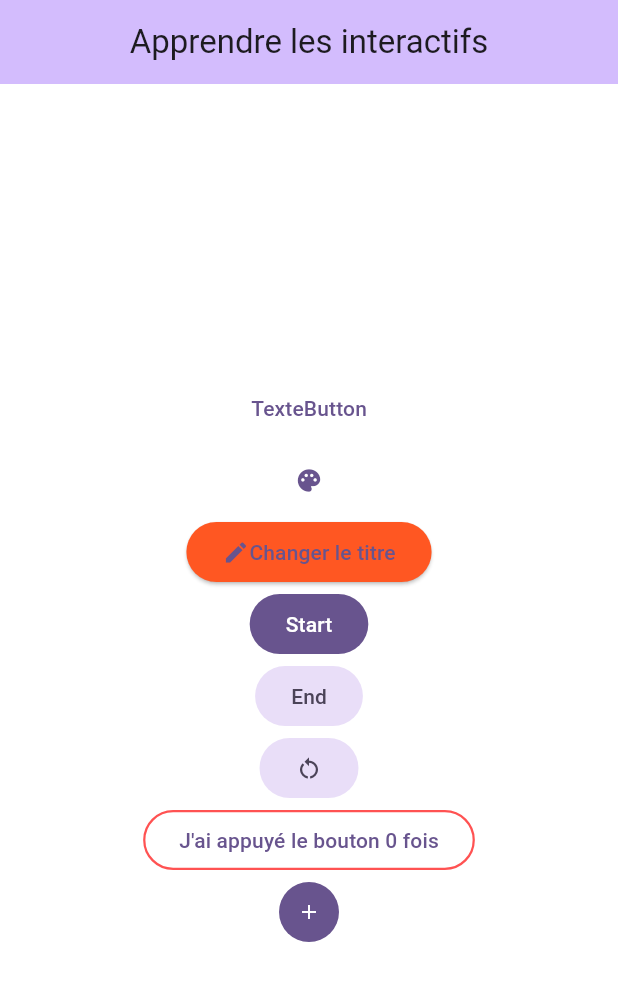
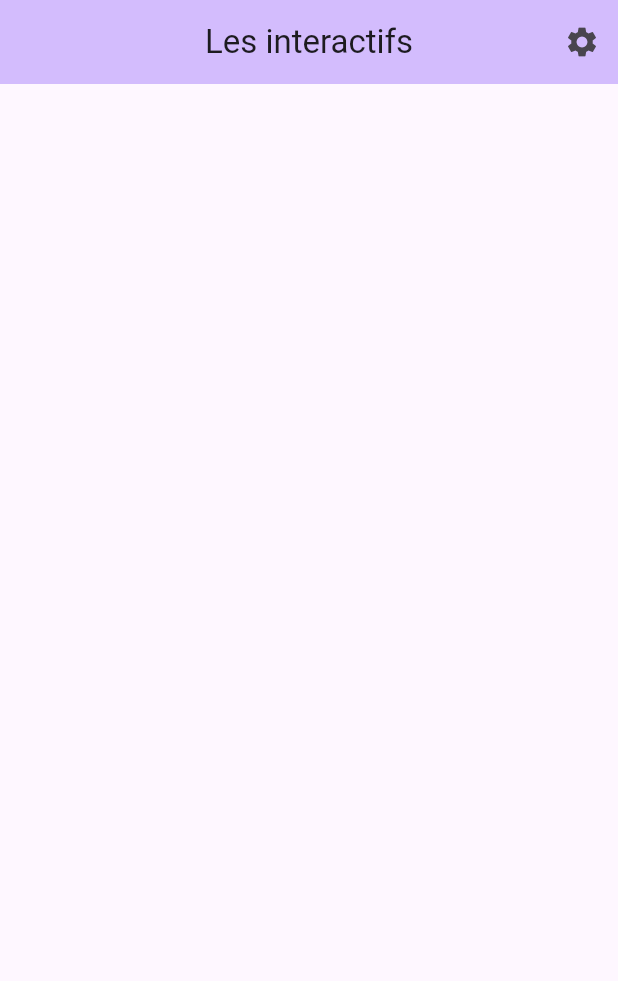
Before and after one commit to simon-oks/learn-flutter-interactif-widgets, a Flutter app: the screen it shows after launch, on a phone screen of 412 x 824 dp. Shown: the top 981 px of the screen. Run offline on Flutter 3.47's test engine with Material 3 defaults, Android fonts, the light colour scheme and no system bars.

Commit message:
PopupMenuButton Widget

```diff
--- a/lib/home_page.dart
+++ b/lib/home_page.dart
@@ -1,5 +1,3 @@
-import 'dart:math';
-
 import 'package:flutter/material.dart';
 
 class HomePage extends StatefulWidget {
@@ -14,125 +12,36 @@ class HomePage extends StatefulWidget {
 }
 
 class _HomePageState extends State<HomePage> {
-  Color _backgroundColor = Colors.white;
-
-  final List<String> _titles = [
-    "Apprendre les interactifs",
-    "I Love Flutter",
-    "Eat, Sleep, Code, Repeat",
-  ];
-
-  int _titleIndex = 0;
-  int _count = 0;
-  double _iconSize = 16;
-
-  _updateCount() {
-    setState(() {
-      _count++;
-    });
-  }
-
-  _updateBackground() {
-    setState(() {
-      _backgroundColor = (_backgroundColor == Colors.white
-          ? Colors.black54
-          : Colors.white);
-    });
-  }
-
-  _updateLongPress() {
-    setState(() {
-      _backgroundColor = (_backgroundColor == Colors.white
-          ? Colors.deepOrangeAccent
-          : Colors.white);
-    });
-  }
-
-  CrossAxisAlignment _alignement = CrossAxisAlignment.center;
-
-  _setToStart() {
-    setState(() {
-      _alignement = CrossAxisAlignment.start;
-    });
-  }
-
-  _setToEnd() {
-    setState(() {
-      _alignement = CrossAxisAlignment.end;
-    });
-  }
+  List<String> values = ["Chat", "Chien", "Renard"];
+  String _selected = "";
 
   @override
   Widget build(BuildContext context) {
     return Scaffold(
       appBar: AppBar(
-        title: Text(_titles[_titleIndex]),
+        title: Text(widget.title),
         centerTitle: true,
+        actions: [
+          PopupMenuButton<String>(
+            icon: Icon(Icons.settings),
+            onSelected: (newValue) {
+              setState(() {
+                _selected = newValue;
+              });
+            },
+            itemBuilder: (context) {
+              return values.map((animal) {
+                return PopupMenuItem<String>(
+                  value: animal,
+                  child: Text(animal),
+                );
+              }).toList();
+            },
+          ),
+        ],
         backgroundColor: Theme.of(context).colorScheme.inversePrimary,
       ),
-      backgroundColor: _backgroundColor,
-      body: Center(
-        child: Column(
-          crossAxisAlignment: _alignement,
-          mainAxisAlignment: MainAxisAlignment.center,
-          children: [
-            TextButton(
-              onPressed: _updateBackground,
-              onLongPress: _updateLongPress,
-              child: Text("TexteButton"),
-            ),
-            TextButton.icon(
-              onPressed: _updateBackground,
-              label: Icon(Icons.palette),
-              onLongPress: _updateLongPress,
-            ),
-            ElevatedButton(
-              onPressed: () {
-                setState(() {
-                  int newRandomTitle = Random().nextInt(_titles.length);
-                  _titleIndex = newRandomTitle;
-                });
-              },
-              style: ElevatedButton.styleFrom(
-                backgroundColor: Colors.deepOrange,
-              ),
-              child: Row(
-                mainAxisSize: MainAxisSize.min,
-                children: [Icon(Icons.edit), Text("Changer le titre")],
-              ),
-            ),
-            FilledButton(onPressed: _setToStart, child: Text("Start")),
-            FilledButton.tonal(onPressed: _setToEnd, child: Text("End")),
-            FilledButton.tonalIcon(
-              onPressed: () {
-                setState(() {
-                  _alignement = CrossAxisAlignment.center;
-                });
-              },
-              label: Icon(Icons.restart_alt),
-            ),
-            OutlinedButton(
-              onPressed: _updateCount,
-              child: Text("J'ai appuyé le bouton $_count fois"),
-              style: OutlinedButton.styleFrom(
-                side: BorderSide(
-                  width: 1.5,
-                  color: Colors.redAccent,
-                  style: BorderStyle.solid,
-                ),
-              ),
-            ),
-            IconButton.filled(
-              onPressed: () {
-                setState(() {
-                  _iconSize = Random().nextInt(250).toDouble();
-                });
-              },
-              icon: Icon(Icons.add, size: _iconSize),
-            ),
-          ],
-        ),
-      ),
+      body: Center(child: Text(_selected)),
     );
   }
 }
```
